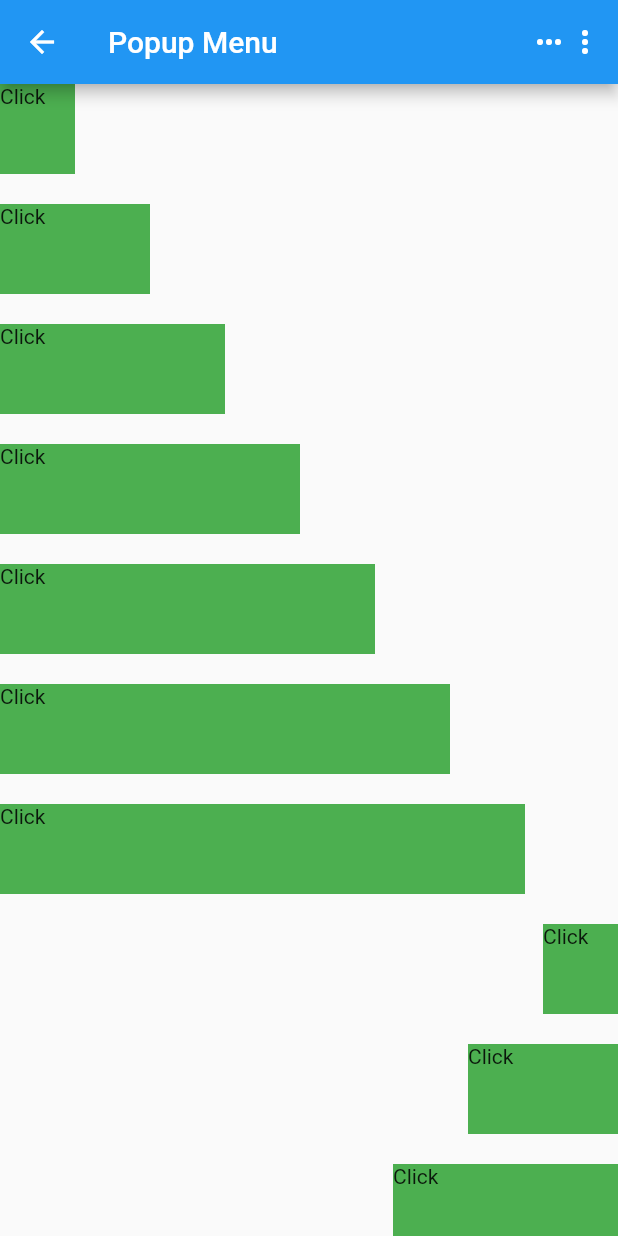
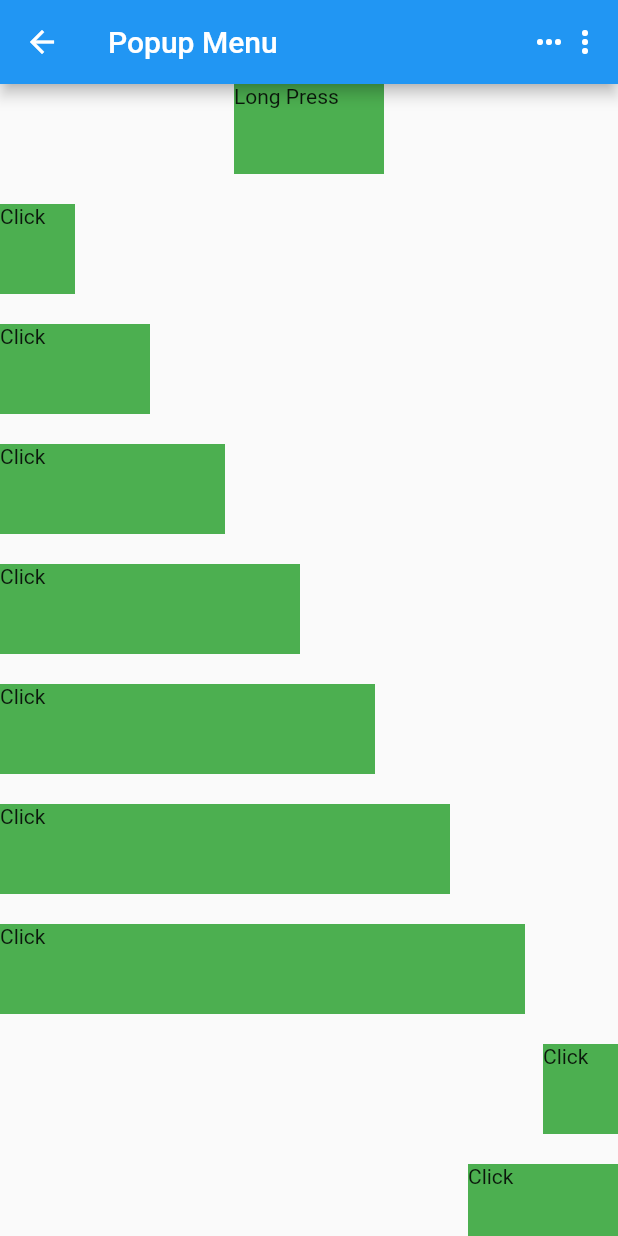
Before and after one commit to huangred/komodo_ui, a Flutter app: the PopupMenuPage screen opened directly, on a phone screen of 412 x 824 dp. Run offline on Flutter 3.47's test engine with Material 2 defaults, Android fonts, the phone set to English and light mode, and no system bars; our stand-ins replace bot_toast, cached_network_image, image_cropper, image_native_resizer, image_picker, permission_handler and 1 more; missing offline and left inert: flutter_picker, multi_image_picker.

```diff
--- a/example/lib/pages/popupmenu.dart
+++ b/example/lib/pages/popupmenu.dart
@@ -28,6 +28,22 @@ class _PopupMenuPageState extends State<PopupMenuPage> {
         ),
         body: ListView(
           children: [
+            IPopupMenu(
+              child: Center(
+                child: Container(
+                  color: Colors.green,
+                  width: 100,
+                  height: 60,
+                  child: Text('Long Press'),
+                ),
+              ),
+              longPress: true,
+              meunItems: _getItems(),
+              //maskColor: Colors.pink,
+              // backgroundColor: Colors.red,
+              // dividerColor: Colors.green,
+            ),
+            SizedBox(height: 20),
             getChildren(true),
             SizedBox(height: 20),
             getChildren(false),
--- a/lib/vendors/ipopupmenu.dart
+++ b/lib/vendors/ipopupmenu.dart
@@ -39,6 +39,7 @@ class IPopupMenu extends StatefulWidget {
   final Color maskColor;
   final Color backgroundColor;
   final Color dividerColor;
+  final bool longPress;
 
   IPopupMenu({
     @required this.child,
@@ -57,6 +58,7 @@ class IPopupMenu extends StatefulWidget {
     this.maskColor,
     this.backgroundColor,
     this.dividerColor,
+    this.longPress = false,
   });
   @override
   _IPopupMenuState createState() => _IPopupMenuState();
@@ -74,10 +76,18 @@ class _IPopupMenuState extends State<IPopupMenu> {
   Widget build(BuildContext context) {
     return GestureDetector(
       child: widget.child,
-      onTapDown: (TapDownDetails details) {
-        WidgetsBinding.instance.addPostFrameCallback(_onAfterRendering);
-        setState(() {});
-      },
+      onLongPress: widget.longPress
+          ? () {
+              WidgetsBinding.instance.addPostFrameCallback(_onAfterRendering);
+              setState(() {});
+            }
+          : null,
+      onTap: widget.longPress
+          ? null
+          : () {
+              WidgetsBinding.instance.addPostFrameCallback(_onAfterRendering);
+              setState(() {});
+            },
     );
   }
 
```
